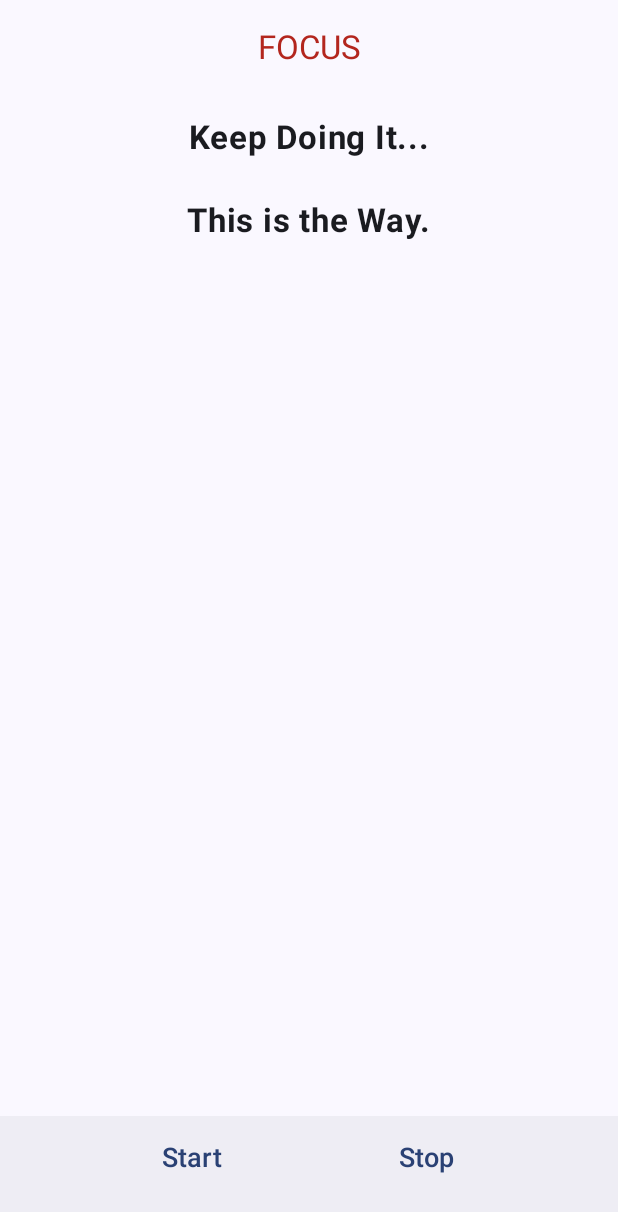
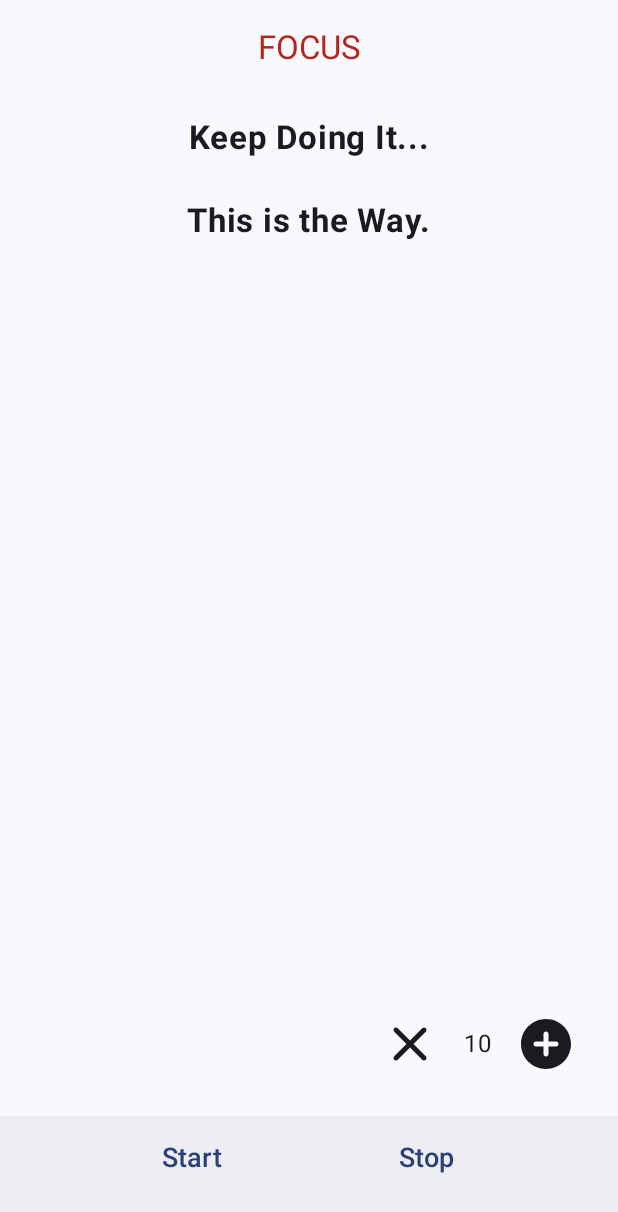
Before and after one commit to GolakiyaVishal/MindConnect, an Android app built with Jetpack Compose: the screen it shows after launch (MainActivity), after a tap on "Start", on a phone screen of 412 x 824 dp. Shown: the top 1212 px of the screen. Run offline under Robolectric (Android 15) with nearby library versions, the phone set to English and light mode, and no system bars; 1 other tap on this screen came first.

Commit message:
- add increment decrement

```diff
--- a/app/src/main/java/com/go/mindconnect/MainActivity.kt
+++ b/app/src/main/java/com/go/mindconnect/MainActivity.kt
@@ -5,16 +5,21 @@ import android.os.Bundle
 import androidx.activity.ComponentActivity
 import androidx.activity.compose.setContent
 import androidx.compose.foundation.layout.*
+import androidx.compose.material.icons.Icons
+import androidx.compose.material.icons.filled.AddCircle
+import androidx.compose.material.icons.rounded.*
 import androidx.compose.material3.*
-import androidx.compose.runtime.Composable
+import androidx.compose.runtime.*
 import androidx.compose.ui.Alignment
 import androidx.compose.ui.Modifier
+import androidx.compose.ui.graphics.vector.ImageVector
 import androidx.compose.ui.text.ExperimentalTextApi
 import androidx.compose.ui.text.PlatformTextStyle
 import androidx.compose.ui.text.TextStyle
 import androidx.compose.ui.text.font.FontWeight
 import androidx.compose.ui.text.style.LineHeightStyle
 import androidx.compose.ui.tooling.preview.Preview
+import androidx.compose.ui.unit.dp
 import androidx.compose.ui.unit.em
 import androidx.compose.ui.unit.sp
 import com.go.mindconnect.ui.theme.MindConnectTheme
@@ -28,7 +33,6 @@ class MainActivity : ComponentActivity() {
         super.onCreate(savedInstanceState)
 
         mMediaPlayer = MediaPlayer.create(this, R.raw.wolf_howling)
-
         setContent {
             MindConnectTheme {
                 // A surface container using the 'background' color from the theme
@@ -46,6 +50,11 @@ class MainActivity : ComponentActivity() {
 @OptIn(ExperimentalMaterial3Api::class)
 @Composable
 fun MainContent(mMediaPlayer: MediaPlayer) {
+
+    var count by remember {
+        mutableStateOf(20)
+    }
+
     Scaffold(topBar = {
         CenterAlignedTopAppBar(
             title = { Text("FOCUS") },
@@ -55,15 +64,25 @@ fun MainContent(mMediaPlayer: MediaPlayer) {
         )
     }, bottomBar = {
         BottomAppBar {
-            BottomContent(mMediaPlayer)
+            BottomContent(mMediaPlayer, count)
         }
     }) { paddingValues ->
-        Body(paddingValues)
+        Body(paddingValues, count = count, onAddTap = { count += 10 },
+            onRemoveTap = {
+                if (count > 10) {
+                    count -= 10
+                }
+            })
     }
 }
 
 @Composable
-fun Body(paddingValues: PaddingValues) {
+fun Body(
+    paddingValues: PaddingValues,
+    count: Int,
+    onAddTap: () -> Unit,
+    onRemoveTap: () -> Unit
+) {
     Column(
         modifier = Modifier
             .fillMaxSize()
@@ -73,12 +92,25 @@ fun Body(paddingValues: PaddingValues) {
     ) {
         BodyText("Keep Doing It...")
         BodyText("This is the Way.")
+        Spacer(modifier = Modifier.weight(1.0f))
+        Row(
+            modifier = Modifier
+                .fillMaxWidth()
+                .padding(12.dp),
+            horizontalArrangement = Arrangement.End,
+            verticalAlignment = Alignment.CenterVertically
+        ) {
+            TimeButton(Icons.Rounded.Clear) { onRemoveTap() }
+            Text(count.toString())
+            TimeButton(Icons.Rounded.AddCircle) { onAddTap() }
+        }
     }
 }
 
 @Composable
-fun BottomContent(mMediaPlayer: MediaPlayer) {
+fun BottomContent(mMediaPlayer: MediaPlayer, count: Int) {
     var timer: Timer? = null
+    val gap = count * 1000
 
     Row(
         modifier = Modifier.fillMaxSize(),
@@ -86,7 +118,7 @@ fun BottomContent(mMediaPlayer: MediaPlayer) {
     ) {
         BottomButton(label = "Start") {
             timer = Timer()
-            timer!!.scheduleAtFixedRate(WolfTimer(mMediaPlayer), 0, 20000)
+            timer!!.scheduleAtFixedRate(WolfTimer(mMediaPlayer), 0, gap.toLong())
         }
         BottomButton(label = "Stop") {
             timer?.cancel()
@@ -121,6 +153,13 @@ fun BottomButton(label: String, onTap: () -> Unit) {
     }
 }
 
+@Composable
+fun TimeButton(icon: ImageVector, onTap: () -> Unit) {
+    IconButton(onClick = { onTap() }, Modifier.padding(12.dp)) {
+        Icon(icon, contentDescription = "Add 10 seconds", Modifier.size(42.dp))
+    }
+}
+
 @Preview(showBackground = true)
 @Composable
 fun DefaultPreview() {
```
